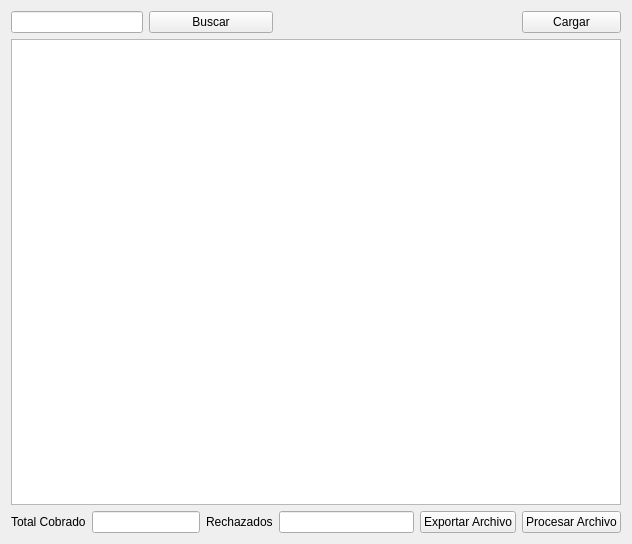
The window that gui/procesador_bet/procesador.ui (shae-ra/sindicato) describes before a commit, drawn with Qt 5.
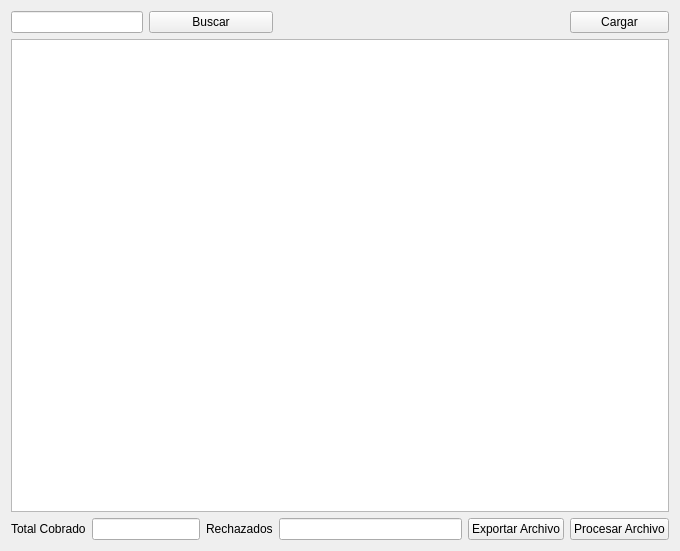
The same window after the commit.

Patch:
```diff
--- a/gui/procesador_bet/procesador.ui
+++ b/gui/procesador_bet/procesador.ui
@@ -6,8 +6,8 @@
    <rect>
     <x>0</x>
     <y>0</y>
-    <width>632</width>
-    <height>544</height>
+    <width>680</width>
+    <height>551</height>
    </rect>
   </property>
   <property name="windowTitle">
```
